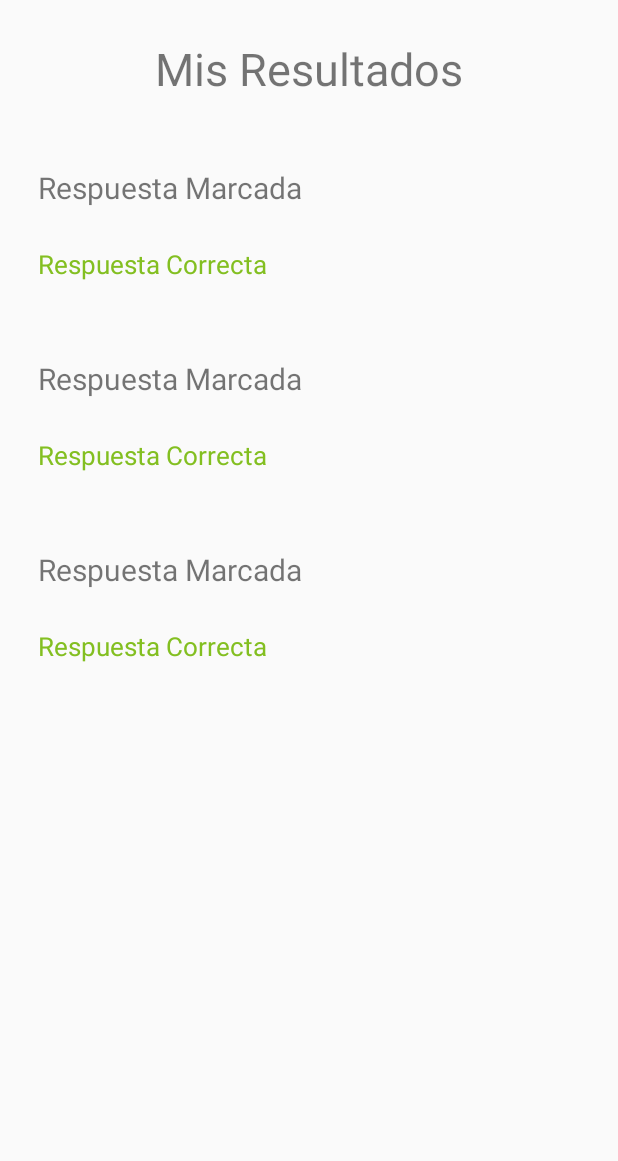
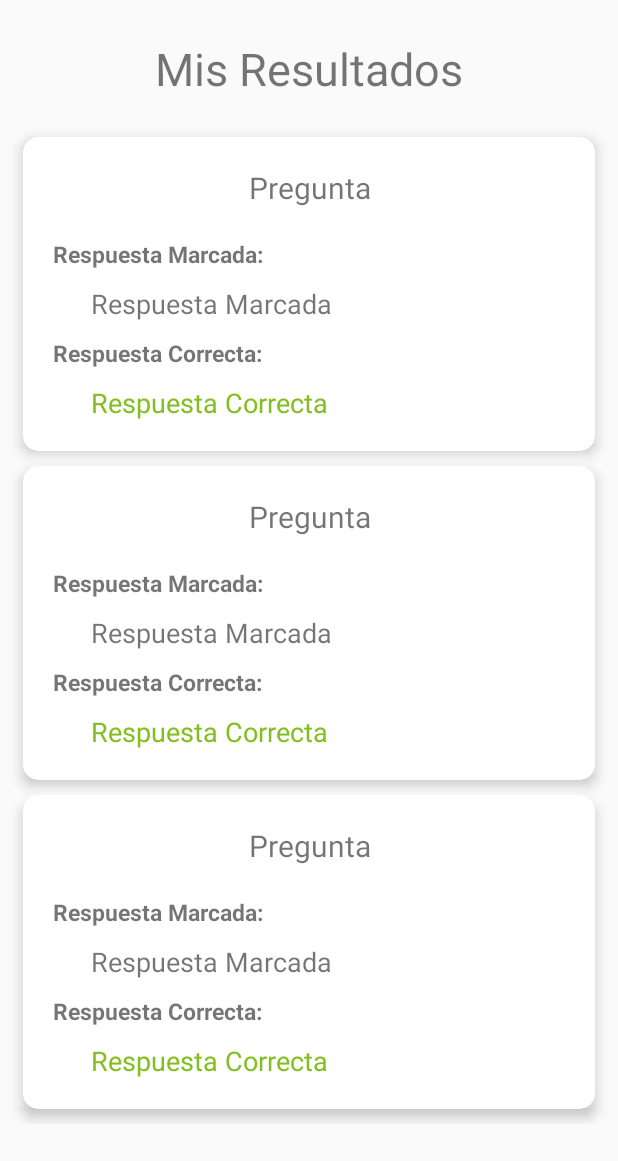
Before and after one commit to stefanny98/NutriPlayApp, an Android app: the layout activity_resultados_modulo.xml on its own in the app's theme, with its tools: preview values and no code run, on a phone screen of 412 x 824 dp. Shown: the top 1161 px of the screen. Run offline under Robolectric (Android 15) with nearby library versions, the phone set to English and light mode, and no system bars.

Commit message:
Resultados commit

```diff
--- a/app/src/main/java/com/tecsup/nutriplayapp/activities/ResultadosModuloActivity.java
+++ b/app/src/main/java/com/tecsup/nutriplayapp/activities/ResultadosModuloActivity.java
@@ -1,5 +1,6 @@
 package com.tecsup.nutriplayapp.activities;
 
+import android.content.Context;
 import android.support.v7.app.AppCompatActivity;
 import android.os.Bundle;
 import android.util.Log;
@@ -9,15 +10,19 @@ import com.tecsup.nutriplayapp.R;
 import com.tecsup.nutriplayapp.models.Modulo;
 import com.tecsup.nutriplayapp.models.ModuloEstado;
 
+import uk.co.chrisjenx.calligraphy.CalligraphyConfig;
+import uk.co.chrisjenx.calligraphy.CalligraphyContextWrapper;
+
 public class ResultadosModuloActivity extends AppCompatActivity {
     private Modulo modulo;
     private ModuloEstado moduloEstado;
-    private TextView m1,m2,m3, c1,c2,c3;
+    private TextView m1,m2,m3, c1,c2,c3, p1, p2, p3;
     @Override
     protected void onCreate(Bundle savedInstanceState) {
         super.onCreate(savedInstanceState);
         setContentView(R.layout.activity_resultados_modulo);
 
+        CalligraphyConfig.initDefault(new CalligraphyConfig.Builder().setDefaultFontPath("fonts/Overlock-Regular.ttf").setFontAttrId(R.attr.fontPath).build());
         moduloEstado = getIntent().getExtras().getParcelable("ModuloEstado");
         modulo = getIntent().getExtras().getParcelable("Modulo");
 
@@ -28,8 +33,15 @@ public class ResultadosModuloActivity extends AppCompatActivity {
         c2 = (TextView)findViewById(R.id.respuestaCorrecta2);
         c3 = (TextView)findViewById(R.id.respuestaCorrecta3);
 
+        p1 = findViewById(R.id.pregunta1);
+        p2 = findViewById(R.id.pregunta2);
+        p3 = findViewById(R.id.pregunta3);
+
         Log.d("modulo: ", modulo.getPregunta1().toString());
 
+        p1.setText(modulo.getPregunta1().getPregunta());
+        p2.setText(modulo.getPregunta2().getPregunta());
+        p3.setText(modulo.getPregunta3().getPregunta());
 
         m1.setText(moduloEstado.getPregunta1().getAlternativaMarcada());
         c1.setText(moduloEstado.getPregunta1().getAlternativaCorrecta());
@@ -41,4 +53,8 @@ public class ResultadosModuloActivity extends AppCompatActivity {
         c3.setText(moduloEstado.getPregunta3().getAlternativaCorrecta());
 
     }
+    @Override
+    protected void attachBaseContext(Context newBase) {
+        super.attachBaseContext(CalligraphyContextWrapper.wrap(newBase));
+    }
 }
--- a/app/src/main/res/layout/activity_resultados_modulo.xml
+++ b/app/src/main/res/layout/activity_resultados_modulo.xml
@@ -1,13 +1,14 @@
 <?xml version="1.0" encoding="utf-8"?>
-<LinearLayout xmlns:android="http://schemas.android.com/apk/res/android"
+<ScrollView android:layout_height="match_parent"
+    android:layout_width="match_parent"
+    xmlns:android="http://schemas.android.com/apk/res/android"
+    xmlns:tools="http://schemas.android.com/tools"
     xmlns:app="http://schemas.android.com/apk/res-auto"
-    xmlns:tools="http://schemas.android.com/tools"
+    tools:context=".activities.ResultadosModuloActivity">
+<LinearLayout
     android:layout_width="match_parent"
     android:layout_height="match_parent"
-    android:orientation="vertical"
-
-    tools:context=".activities.ResultadosModuloActivity">
-
+    android:orientation="vertical">
     <TextView
         android:layout_width="match_parent"
         android:layout_height="wrap_content"
@@ -16,56 +17,176 @@
         android:textSize="30sp"
         android:layout_marginTop="25dp"
         android:layout_marginBottom="15dp"/>
+
+    <android.support.v7.widget.CardView
+        android:layout_width="match_parent"
+        android:layout_height="match_parent"
+        android:layout_marginTop="10dp"
+        android:layout_marginStart="15dp"
+        android:layout_marginEnd="15dp"
+        app:cardCornerRadius="10dp"
+        app:cardElevation="5dp"
+        >
+        <LinearLayout
+            android:layout_width="match_parent"
+            android:layout_height="match_parent"
+            android:orientation="vertical"
+            android:layout_margin="20dp">
             <TextView
                 android:layout_width="match_parent"
                 android:layout_height="wrap_content"
-        android:layout_marginStart="25dp"
-        android:layout_marginTop="30dp"
+                android:textAlignment="center"
                 android:textSize="20sp"
+                android:id="@+id/pregunta1"
+                android:text="Pregunta"/>
+            <TextView
+                android:layout_width="match_parent"
+                android:layout_height="wrap_content"
+                android:textStyle="bold"
+                android:textSize="15sp"
+                android:layout_marginTop="20dp"
+                android:text="Respuesta Marcada:"/>
+            <TextView
+                android:layout_width="match_parent"
+                android:layout_height="wrap_content"
+                android:layout_marginTop="10dp"
+                android:textSize="18sp"
+                android:paddingStart="25dp"
                 android:id="@+id/respuestaMarcada1"
                 android:text="Respuesta Marcada"/>
 
             <TextView
                 android:layout_width="match_parent"
                 android:layout_height="wrap_content"
-        android:textColor="@color/colorPrimary"
-        android:text="Respuesta Correcta"
-        android:textSize="17sp"
-        android:layout_margin="25dp"
-        android:id="@+id/respuestaCorrecta1"/>
+                android:textStyle="bold"
+                android:layout_marginTop="10dp"
+                android:textSize="15sp"
+                android:text="Respuesta Correcta:"/>
+
             <TextView
                 android:layout_width="match_parent"
                 android:layout_height="wrap_content"
-        android:layout_marginTop="25dp"
-        android:layout_marginStart="25dp"
+                android:textColor="@color/colorPrimary"
+                android:text="Respuesta Correcta"
+                android:paddingStart="25dp"
+                android:textSize="18sp"
+                android:layout_marginTop="10dp"
+                android:id="@+id/respuestaCorrecta1"/>
+        </LinearLayout>
+    </android.support.v7.widget.CardView>
+    <android.support.v7.widget.CardView
+        android:layout_width="match_parent"
+        android:layout_height="match_parent"
+        android:layout_marginTop="10dp"
+        android:layout_marginStart="15dp"
+        android:layout_marginEnd="15dp"
+        app:cardCornerRadius="10dp"
+        app:cardElevation="5dp"
+        >
+        <LinearLayout
+            android:layout_width="match_parent"
+            android:layout_height="match_parent"
+            android:orientation="vertical"
+            android:layout_margin="20dp">
+            <TextView
+                android:layout_width="match_parent"
+                android:layout_height="wrap_content"
+                android:textAlignment="center"
                 android:textSize="20sp"
+                android:id="@+id/pregunta2"
+                android:text="Pregunta"/>
+            <TextView
+                android:layout_width="match_parent"
+                android:layout_height="wrap_content"
+                android:textStyle="bold"
+                android:textSize="15sp"
+                android:layout_marginTop="20dp"
+                android:text="Respuesta Marcada:"/>
+            <TextView
+                android:layout_width="match_parent"
+                android:layout_height="wrap_content"
+                android:layout_marginTop="10dp"
+                android:textSize="18sp"
+                android:paddingStart="25dp"
                 android:id="@+id/respuestaMarcada2"
                 android:text="Respuesta Marcada"/>
 
             <TextView
                 android:layout_width="match_parent"
                 android:layout_height="wrap_content"
-        android:textColor="@color/colorPrimary"
-        android:text="Respuesta Correcta"
-        android:textSize="17sp"
-        android:layout_margin="25dp"
-        android:id="@+id/respuestaCorrecta2"/>
-    <TextView
-        android:layout_width="match_parent"
-        android:layout_height="wrap_content"
-        android:layout_marginTop="25dp"
-        android:layout_marginStart="25dp"
-        android:textSize="20sp"
-        android:text="Respuesta Marcada"
-        android:id="@+id/respuestaMarcada3"/>
+                android:textStyle="bold"
+                android:layout_marginTop="10dp"
+                android:textSize="15sp"
+                android:text="Respuesta Correcta:"/>
 
             <TextView
                 android:layout_width="match_parent"
                 android:layout_height="wrap_content"
                 android:textColor="@color/colorPrimary"
                 android:text="Respuesta Correcta"
-        android:textSize="17sp"
-        android:layout_margin="25dp"
+                android:paddingStart="25dp"
+                android:textSize="18sp"
+                android:layout_marginTop="10dp"
+                android:id="@+id/respuestaCorrecta2"/>
+        </LinearLayout>
+    </android.support.v7.widget.CardView>
+
+    <android.support.v7.widget.CardView
+        android:layout_width="match_parent"
+        android:layout_height="match_parent"
+        android:layout_marginTop="10dp"
+        android:layout_marginStart="15dp"
+        android:layout_marginEnd="15dp"
+        android:layout_marginBottom="10dp"
+        app:cardCornerRadius="10dp"
+        app:cardElevation="5dp"
+        >
+        <LinearLayout
+            android:layout_width="match_parent"
+            android:layout_height="match_parent"
+            android:orientation="vertical"
+            android:layout_margin="20dp">
+            <TextView
+                android:layout_width="match_parent"
+                android:layout_height="wrap_content"
+                android:textAlignment="center"
+                android:textSize="20sp"
+                android:id="@+id/pregunta3"
+                android:text="Pregunta"/>
+            <TextView
+                android:layout_width="match_parent"
+                android:layout_height="wrap_content"
+                android:textStyle="bold"
+                android:textSize="15sp"
+                android:layout_marginTop="20dp"
+                android:text="Respuesta Marcada:"/>
+            <TextView
+                android:layout_width="match_parent"
+                android:layout_height="wrap_content"
+                android:layout_marginTop="10dp"
+                android:paddingStart="25dp"
+                android:textSize="18sp"
+                android:id="@+id/respuestaMarcada3"
+                android:text="Respuesta Marcada"/>
+
+            <TextView
+                android:layout_width="match_parent"
+                android:layout_height="wrap_content"
+                android:textStyle="bold"
+                android:layout_marginTop="10dp"
+                android:textSize="15sp"
+                android:text="Respuesta Correcta:"/>
+
+            <TextView
+                android:layout_width="match_parent"
+                android:layout_height="wrap_content"
+                android:textColor="@color/colorPrimary"
+                android:text="Respuesta Correcta"
+                android:paddingStart="25dp"
+                android:textSize="18sp"
+                android:layout_marginTop="10dp"
                 android:id="@+id/respuestaCorrecta3"/>
-
         </LinearLayout>
+    </android.support.v7.widget.CardView>
+</LinearLayout>
+</ScrollView>
```
Lines whose indentation alone changed are shown as unchanged.
